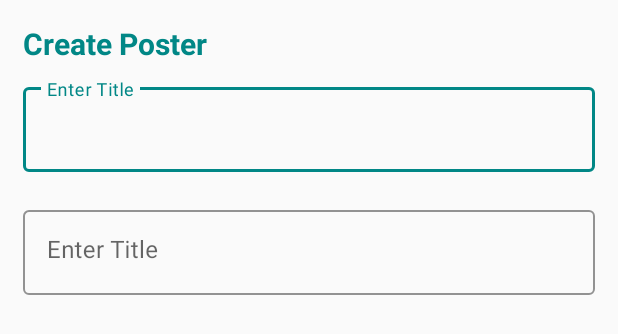
After one commit to MrUchqun/AndroidNetworking, an Android app: the layout create_poster_dialog.xml on its own in the app's theme, with its tools: preview values and no code run, on a phone screen of 412 x 824 dp. The commit adds this screen. Shown: the top 334 px of the screen. Run offline under Robolectric (Android 15) with nearby library versions, the phone set to English and light mode, and no system bars; network calls fail.

Commit message:
Completed UI

```diff
--- a/app/build.gradle
+++ b/app/build.gradle
@@ -50,4 +50,8 @@ dependencies {
 
     // Gson for Parsing
     implementation 'com.google.code.gson:gson:2.9.0'
+
+    //LottieSwipeRefreshLayout
+    implementation 'com.github.nabil6391:LottieSwipeRefreshLayout:1.0.0'
+
 }
--- a/app/src/main/java/com/example/androidnetworking/network/volley/VolleyHttp.kt
+++ b/app/src/main/java/com/example/androidnetworking/network/volley/VolleyHttp.kt
@@ -11,7 +11,7 @@ class VolleyHttp {
 
     companion object {
         val TAG: String = MyApplication::class.java.simpleName
-        const val IS_TESTER = true
+        const val IS_TESTER = false
         const val SERVER_DEVELOPMENT = "https://jsonplaceholder.typicode.com/"
         const val SERVER_PRODUCTION = "https://6221f0de666291106a17fcdd.mockapi.io/"
 
--- /dev/null
+++ b/app/src/main/res/layout/create_poster_dialog.xml
@@ -0,0 +1,74 @@
+<?xml version="1.0" encoding="utf-8"?>
+<LinearLayout xmlns:android="http://schemas.android.com/apk/res/android"
+    xmlns:app="http://schemas.android.com/apk/res-auto"
+    android:layout_width="match_parent"
+    android:layout_height="match_parent"
+    android:orientation="vertical"
+    android:padding="15dp">
+
+    <LinearLayout
+        android:layout_width="match_parent"
+        android:layout_height="wrap_content">
+
+        <TextView
+            android:id="@+id/tv_title"
+            android:layout_width="wrap_content"
+            android:layout_height="wrap_content"
+            android:text="Create Poster"
+            android:textColor="@color/teal_700"
+            android:textSize="20sp"
+            android:textStyle="bold" />
+
+    </LinearLayout>
+
+    <LinearLayout
+        android:layout_width="match_parent"
+        android:layout_height="wrap_content"
+        android:paddingVertical="10dp">
+
+        <com.google.android.material.textfield.TextInputLayout
+            style="@style/Widget.MaterialComponents.TextInputLayout.OutlinedBox"
+            android:layout_width="match_parent"
+            android:layout_height="wrap_content"
+            app:boxStrokeColor="@color/teal_700"
+            app:hintTextColor="@color/teal_700">
+
+            <com.google.android.material.textfield.TextInputEditText
+                android:id="@+id/et_title"
+                android:layout_width="match_parent"
+                android:layout_height="wrap_content"
+                android:gravity="top"
+                android:hint="Enter Title"
+                android:textCursorDrawable="@null" />
+
+        </com.google.android.material.textfield.TextInputLayout>
+
+    </LinearLayout>
+
+    <LinearLayout
+        android:layout_width="match_parent"
+        android:layout_height="wrap_content"
+        android:paddingVertical="10dp">
+
+        <com.google.android.material.textfield.TextInputLayout
+            style="@style/Widget.MaterialComponents.TextInputLayout.OutlinedBox"
+            android:layout_width="match_parent"
+            android:layout_height="wrap_content"
+            app:boxStrokeColor="@color/teal_700"
+            app:hintTextColor="@color/teal_700">
+
+            <com.google.android.material.textfield.TextInputEditText
+                android:id="@+id/et_body"
+                android:layout_width="match_parent"
+                android:layout_height="wrap_content"
+                android:gravity="top"
+                android:hint="Enter Title"
+                android:textColor="@color/black"
+                android:textCursorDrawable="@null"
+                android:textSize="16sp" />
+
+        </com.google.android.material.textfield.TextInputLayout>
+
+    </LinearLayout>
+
+</LinearLayout>
--- a/app/src/main/res/values-night/themes.xml
+++ b/app/src/main/res/values-night/themes.xml
@@ -1,9 +1,9 @@
 <resources xmlns:tools="http://schemas.android.com/tools">
     <!-- Base application theme. -->
-    <style name="Theme.AndroidNetworking" parent="Theme.AppCompat.Light.NoActionBar">
+    <style name="Theme.AndroidNetworking" parent="Theme.MaterialComponents.Light.NoActionBar">
         <!-- Primary brand color. -->
-        <item name="colorPrimary">@color/teal_700</item>
-        <item name="colorPrimaryVariant">@color/white</item>
+        <item name="colorPrimary">@color/white</item>
+        <item name="colorPrimaryVariant">#F1F1F1</item>
         <item name="colorOnPrimary">@color/white</item>
         <!-- Secondary brand color. -->
         <item name="colorSecondary">@color/teal_200</item>
--- a/app/src/main/res/values/themes.xml
+++ b/app/src/main/res/values/themes.xml
@@ -1,9 +1,9 @@
 <resources xmlns:tools="http://schemas.android.com/tools">
     <!-- Base application theme. -->
-    <style name="Theme.AndroidNetworking" parent="Theme.AppCompat.Light.NoActionBar">
+    <style name="Theme.AndroidNetworking" parent="Theme.MaterialComponents.Light.NoActionBar.Bridge">
         <!-- Primary brand color. -->
-        <item name="colorPrimary">@color/teal_700</item>
-        <item name="colorPrimaryVariant">@color/white</item>
+        <item name="colorPrimary">@color/white</item>
+        <item name="colorPrimaryVariant">#F1F1F1</item>
         <item name="colorOnPrimary">@color/white</item>
         <!-- Secondary brand color. -->
         <item name="colorSecondary">@color/teal_200</item>
--- a/settings.gradle
+++ b/settings.gradle
@@ -10,6 +10,7 @@ dependencyResolutionManagement {
     repositories {
         google()
         mavenCentral()
+        maven { url 'https://jitpack.io' }
     }
 }
 rootProject.name = "AndroidNetworking"
```
Also changed, not shown: app/src/main/java/com/example/androidnetworking/activity/MainActivity.kt (+142 -42 lines), app/src/main/java/com/example/androidnetworking/adapter/PosterAdapter.kt (+4 -4 lines), app/src/main/java/com/example/androidnetworking/helper/RecyclerItemTouchHelper.kt (deleted, +0 -80 lines), app/src/main/res/layout/activity_main.xml (+13 -12 lines), app/src/main/res/layout/choose_action_dialog.xml (added, +60 -0 lines), app/src/main/res/layout/item_poster_list.xml (+11 -33 lines), app/src/main/res/raw/refresh_data.json (added, +1 -0 lines).
